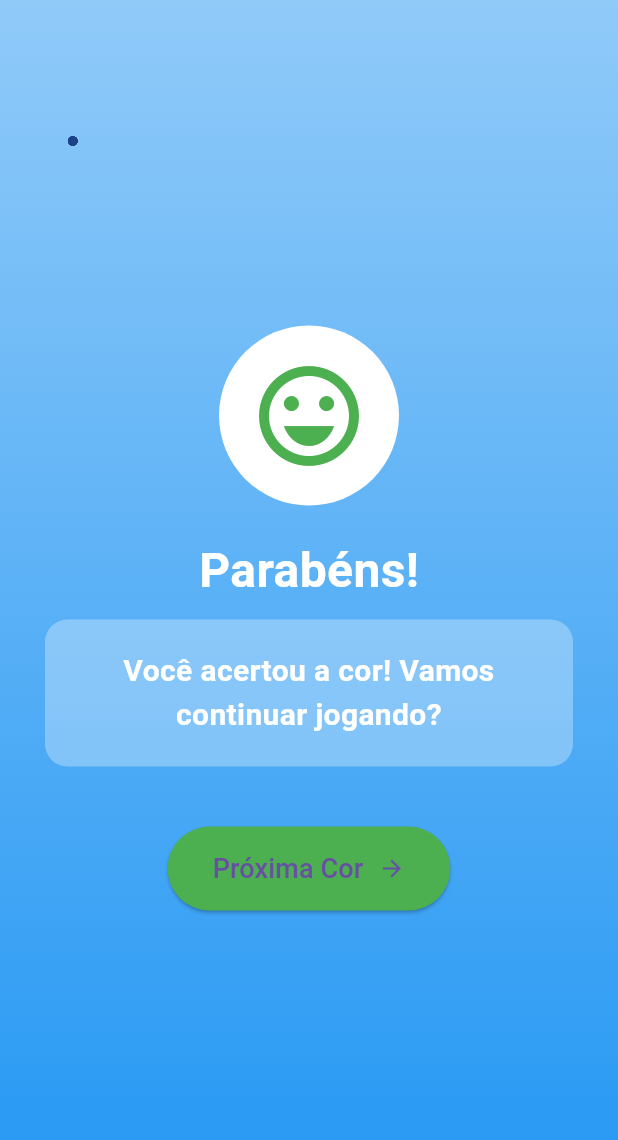
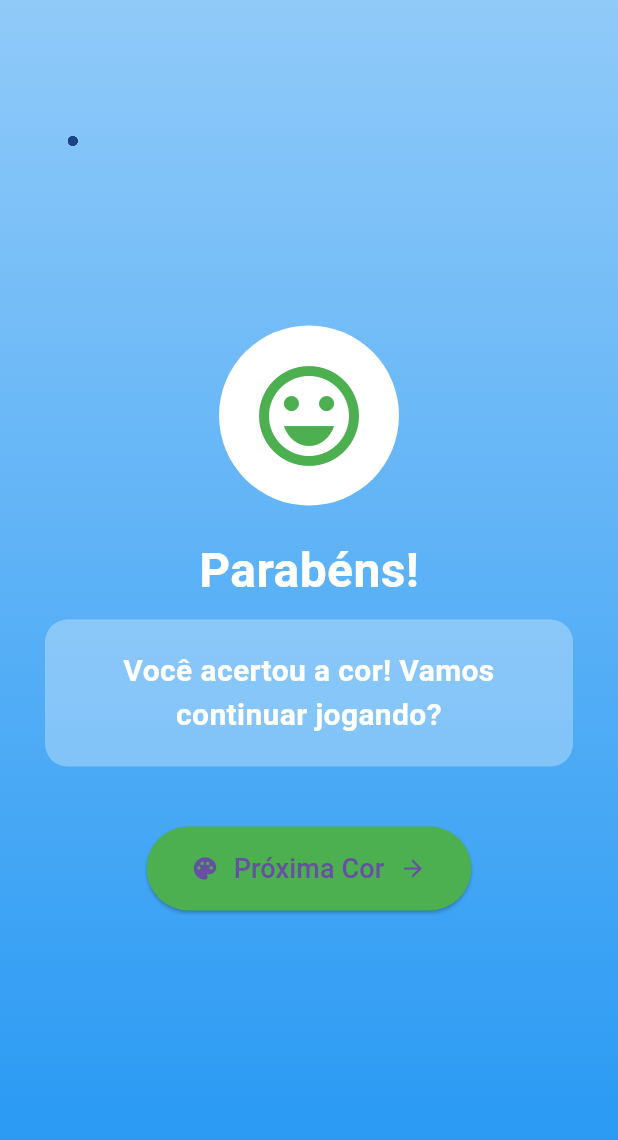
Before and after one commit to SkynetvXD/lumini, a Flutter app: the CongratulationsPage screen opened directly with empty values, on a phone screen of 412 x 824 dp. Shown: the top 1140 px of the screen. Run offline on Flutter 3.47's test engine with Material 3 defaults, Android fonts, the phone set to English and light mode, and no system bars; our stand-ins replace cloud_firestore, connectivity_plus, firebase_auth, firebase_core, google_sign_in, pdf and 2 more; missing offline and left inert: flutter_pdfview; accounts and stored records are empty.

Commit message:
Add files via upload

```diff
--- a/lib/screens/colors_training/colors_training_page.dart
+++ b/lib/screens/colors_training/colors_training_page.dart
@@ -80,11 +80,12 @@ class _ColorsTrainingPageState extends State<ColorsTrainingPage> {
       usedAttempts++;
     });
 
-      // Navega para a página de parabéns
+    // 🆕 Navega para a página de parabéns com tipo específico
     Navigator.push(
       context,
       MaterialPageRoute(
         builder: (context) => CongratulationsPage(
+          trainingType: TrainingType.colors, // 🆕 Especifica tipo de treino
           onContinue: () {
             // Quando o usuário continuar, muda a cor e volta para o jogo
             _selectRandomColorSet();
--- a/lib/screens/colors_training/congratulations_page.dart
+++ b/lib/screens/colors_training/congratulations_page.dart
@@ -1,12 +1,55 @@
+// lib/screens/colors_training/congratulations_page.dart
 import 'package:flutter/material.dart';
 import 'dart:math';
 import '../../constants/colors.dart';
 import '../common_widgets/gradient_background.dart';
+import '../colors_training/dashboard_page.dart'; // Para acessar o TrainingType
 
 class CongratulationsPage extends StatelessWidget {
   final VoidCallback onContinue;
+  final TrainingType trainingType; // 🆕 Novo parâmetro obrigatório
 
-  const CongratulationsPage({super.key, required this.onContinue});
+  const CongratulationsPage({
+    super.key,
+    required this.onContinue,
+    required this.trainingType, // 🆕 Obrigatório
+  });
+
+  // 🆕 Método para obter mensagem baseada no tipo de treino
+  String _getSuccessMessage() {
+    switch (trainingType) {
+      case TrainingType.colors:
+        return "Você acertou a cor! Vamos continuar jogando?";
+      case TrainingType.shapes:
+        return "Você acertou a forma! Vamos continuar jogando?";
+      case TrainingType.quantities:
+        return "Você acertou a quantidade! Vamos continuar jogando?";
+    }
+  }
+
+  // 🆕 Método para obter texto do botão baseado no tipo de treino
+  String _getButtonText() {
+    switch (trainingType) {
+      case TrainingType.colors:
+        return "Próxima Cor";
+      case TrainingType.shapes:
+        return "Próxima Forma";
+      case TrainingType.quantities:
+        return "Próxima Quantidade";
+    }
+  }
+
+  // 🆕 Método para obter ícone baseado no tipo de treino
+  IconData _getButtonIcon() {
+    switch (trainingType) {
+      case TrainingType.colors:
+        return Icons.palette;
+      case TrainingType.shapes:
+        return Icons.category;
+      case TrainingType.quantities:
+        return Icons.filter_9_plus;
+    }
+  }
 
   @override
   Widget build(BuildContext context) {
@@ -66,7 +109,7 @@ class CongratulationsPage extends StatelessWidget {
                     borderRadius: BorderRadius.circular(15),
                   ),
                   child: Text(
-                    "Você acertou a cor! Vamos continuar jogando?",
+                    _getSuccessMessage(), // 🆕 Mensagem dinâmica
                     textAlign: TextAlign.center,
                     style: TextStyle(
                       fontSize: 20,
@@ -91,8 +134,10 @@ class CongratulationsPage extends StatelessWidget {
                   child: Row(
                     mainAxisSize: MainAxisSize.min,
                     children: [
+                      Icon(_getButtonIcon()), // 🆕 Ícone dinâmico
+                      SizedBox(width: 10),
                       Text(
-                        "Próxima Cor",
+                        _getButtonText(), // 🆕 Texto do botão dinâmico
                         style: TextStyle(fontSize: 18),
                       ),
                       SizedBox(width: 10),
--- a/lib/screens/quantity_training/quantity_training_page.dart
+++ b/lib/screens/quantity_training/quantity_training_page.dart
@@ -88,11 +88,12 @@ class _QuantityTrainingPageState extends State<QuantityTrainingPage> {
       usedAttempts++;
     });
 
-      // Navega para a página de parabéns
+    // 🆕 Navega para a página de parabéns com tipo específico
     Navigator.push(
       context,
       MaterialPageRoute(
         builder: (context) => CongratulationsPage(
+          trainingType: TrainingType.quantities, // 🆕 Especifica tipo de treino
           onContinue: () {
             // Quando o usuário continuar, muda a quantidade e volta para o jogo
             _selectRandomQuantitySet();
--- a/lib/screens/shapes_training/shapes_training_page.dart
+++ b/lib/screens/shapes_training/shapes_training_page.dart
@@ -119,11 +119,12 @@ class _ShapesTrainingPageState extends State<ShapesTrainingPage> {
       usedAttempts++;
     });
 
-      // Navega para a página de parabéns
+    // 🆕 Navega para a página de parabéns com tipo específico
     Navigator.push(
       context,
       MaterialPageRoute(
         builder: (context) => CongratulationsPage(
+          trainingType: TrainingType.shapes, // 🆕 Especifica tipo de treino
           onContinue: () {
             // Quando o usuário continuar, muda a forma e volta para o jogo
             _selectRandomShapeSet();
--- a/lib/services/auth_service.dart
+++ b/lib/services/auth_service.dart
@@ -18,14 +18,18 @@ class AuthService {
   // 🔒 LISTA DE EMAILS AUTORIZADOS PARA TERAPEUTAS
   // ADICIONE AQUI OS EMAILS DOS TERAPEUTAS AUTORIZADOS
   static const List<String> _authorizedTherapistEmails = [
-    'cogluna.contact@gmail.com',           // ← SEU EMAIL PRINCIPAL
-    'bruna81adm@gmail.com',               // ← EMAIL INSTITUCIONAL
-    'leobraga.25@gmail.com',                   // ← EMAIL ADMIN
+    'cogluna.contact@gmail.com',
+    'riq.costa@gmail.com',
+    'bruna81adm@gmail.com',
+    'leobraga.25@gmail.com',
+    'danigouveia.psi@gmail.com',
+    'guilhermev.lodi@gmail.com',
+    'guuih_almeida@hotmail.com',
+    'psico.vanessagomes@gmail.com',
+    'daiaane.zvd@gmail.com',
+    'psicologia.izabelle@gmail.com',
+    'camilabatistaferreira91@gmail.com'
 
-    // 📝 ADICIONE MAIS EMAILS AUTORIZADOS AQUI:
-    // 'dr.fulano@gmail.com',
-    // 'dra.cicrana@hotmail.com',
-    // 'terapeuta.exemplo@clinica.com.br',
   ];
 
   // 🔒 DOMÍNIOS INSTITUCIONAIS AUTORIZADOS (OPCIONAL)
```
Also changed, not shown: lib/main.dart (+1 -10 lines), lib/screens/quantity_training/widgets/quantity_display.dart (+19 -9 lines), lib/screens/shapes_training/widgets/shape_display.dart (+13 -4 lines), pubspec.yaml (+5 -3 lines). Lines whose indentation alone changed are shown as unchanged.
